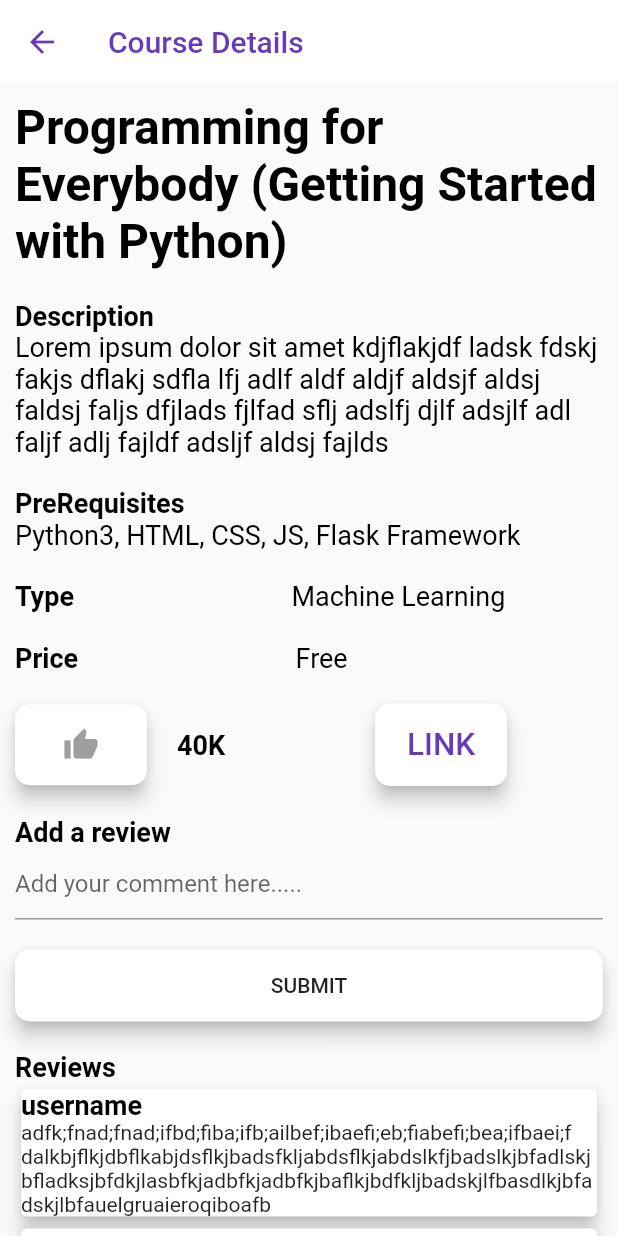
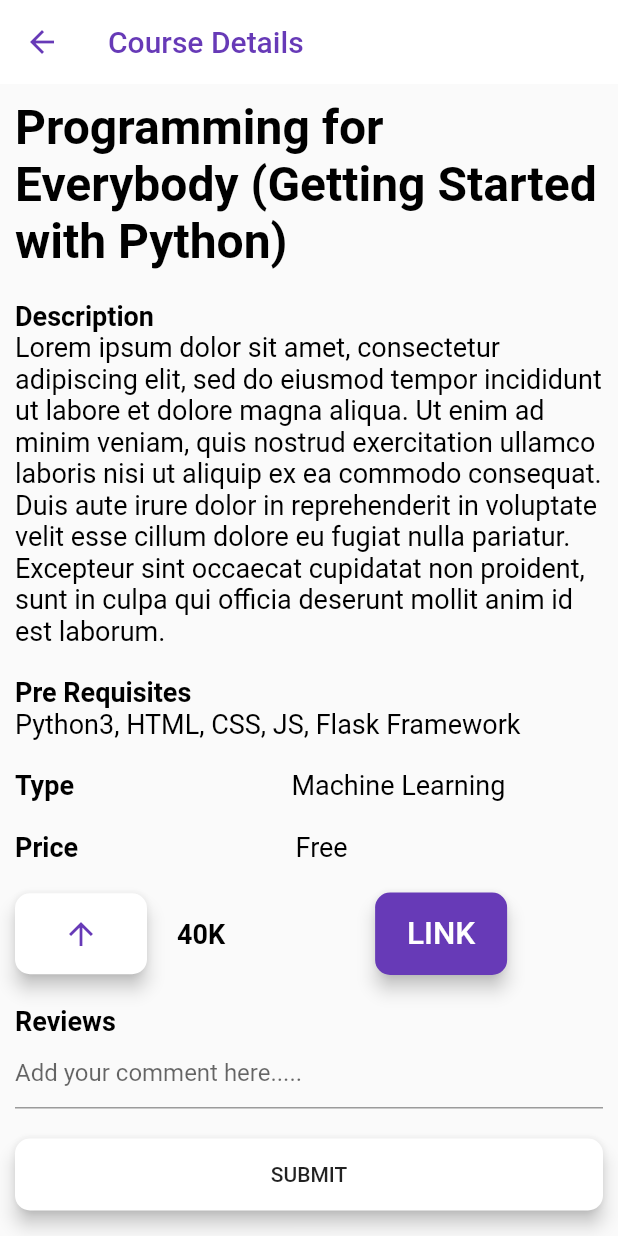
Before and after one commit to varun000999/Courser, a Flutter app: the CourseDesc screen opened directly, on a phone screen of 412 x 824 dp. Run offline on Flutter 3.47's test engine with Material 2 defaults, Android fonts, the phone set to English and light mode, and no system bars.

Commit message:
Used functions from basic UI on Course description

```diff
--- a/lib/BasicUI/basic_ui.dart
+++ b/lib/BasicUI/basic_ui.dart
@@ -3,7 +3,7 @@ import 'package:flutter/material.dart';
 // Generates a string title
 /* Used at
 Add Courses page
-
+Course Description page
 
 
 */
@@ -25,7 +25,7 @@ Widget titleGen(String title, double size, var weight, var tcolor) {
 
 // Generates a description
 /* Used at
-
+Course Description page
 
 
 
--- a/lib/course-description/course_desc.dart
+++ b/lib/course-description/course_desc.dart
@@ -1,54 +1,30 @@
 import 'package:flutter/material.dart';
+import '../BasicUI/basic_ui.dart';
 
 class CourseDesc extends StatelessWidget{
 
-  var para = 'Lorem ipsum dolor sit amet kdjflakjdf ladsk fdskj fakjs dflakj sdfla lfj adlf aldf aldjf aldsjf aldsj faldsj faljs dfjlads fjlfad sflj adslfj djlf adsjlf adl faljf adlj fajldf adsljf aldsj fajlds ';
+  var para = 'Lorem ipsum dolor sit amet, consectetur adipiscing elit, sed do eiusmod tempor incididunt ut labore et dolore magna aliqua. Ut enim ad minim veniam, quis nostrud exercitation ullamco laboris nisi ut aliquip ex ea commodo consequat. Duis aute irure dolor in reprehenderit in voluptate velit esse cillum dolore eu fugiat nulla pariatur. Excepteur sint occaecat cupidatat non proident, sunt in culpa qui officia deserunt mollit anim id est laborum.';
 
   @override
   Widget build(BuildContext context){
 
+  // App bar of Course page
   final courseDescBar = AppBar(title:Text("Course Details", style: TextStyle(color: Colors.deepPurple),),
-  backgroundColor: Colors.white,elevation: 0.0, leading: Icon(Icons.arrow_back, color: Colors.deepPurple,),);
+  backgroundColor: Colors.white,elevation: 0.0, leading: IconButton(icon:Icon(Icons.arrow_back, color: Colors.deepPurple,), onPressed: (){},) );
 
-  Widget titleGen(String title){
-    return Align(
-      alignment: Alignment.centerLeft,
-      child: Container(
-        child: Text(
-          title,
-          style: TextStyle(color: Colors.black, fontFamily: "Roboto", fontSize: 18.0, fontWeight: FontWeight.bold),
-        ),
-      ),
-    );
-  }
+  // Heading of Course
+  final courseHeading =  titleGen('Programming for Everybody (Getting Started with Python)', 32.0, FontWeight.bold, Colors.black);
 
-  Widget valueGen(String value){
-    return Align(
-      alignment: Alignment.centerLeft,
-      child: Container(
-        child: Text(
-          value,
-          style: TextStyle(color: Colors.black, fontFamily: "Roboto", fontSize: 18.0, fontWeight: FontWeight.w400),
-        ),
-      ),
-    );
-  }
-
-  final courseHeading =  Align(
-      alignment: Alignment.topCenter,
-      child: Container(
-        child: Text(
-          "Programming for Everybody (Getting Started with Python)",
-          style: TextStyle(color: Colors.black, fontFamily: "Roboto", fontSize: 32.0, fontWeight: FontWeight.bold),
-        ),
-      ),
-    );
-
-  // Return a picture according to type of course
+  // TODO: Return a picture according to type of course
   final courseImage = 0;
 
+  // Pre Requisites
+  final preReqText = titleGen("Pre Requisites", 18.0, FontWeight.bold, Colors.black);
+
+  final preReqValue = valueGen("Python3, HTML, CSS, JS, Flask Framework");
+
   // Type of Course
-  final typeText = titleGen("Type");
+  final typeText = titleGen("Type", 18.0, FontWeight.bold, Colors.black);
 
   final typeTextValue = valueGen("Machine Learning");
 
@@ -59,7 +35,7 @@ class CourseDesc extends StatelessWidget{
   ],);
 
   // Price of course
-  final priceText = titleGen("Price");
+  final priceText = titleGen("Price", 18.0, FontWeight.bold, Colors.black);
 
   final priceTextValue = valueGen("Free");
 
@@ -69,22 +45,17 @@ class CourseDesc extends StatelessWidget{
     priceTextValue
   ],);
 
-  // Pre Requisites
-  // Price of course
-  final preReqText = titleGen("PreRequisites");
-
-  final preReqValue = valueGen("Python3, HTML, CSS, JS, Flask Framework");
 
    final linkButton = Material(
       elevation: 5.0,
       borderRadius: BorderRadius.circular(10.0),
-      color: Colors.white,
+      color: Colors.deepPurple,
       child: MaterialButton(
         padding: EdgeInsets.fromLTRB(20.0, 15.0, 20.0, 15.0),
         onPressed: () {},
         child: Text("LINK",
             textAlign: TextAlign.center,
-            style: TextStyle(fontSize: 21.0,color: Colors.deepPurple)),
+            style: TextStyle(fontSize: 21.0,color: Colors.white)),
       ),
     );
 
@@ -95,17 +66,17 @@ class CourseDesc extends StatelessWidget{
       child: MaterialButton(
         padding: EdgeInsets.fromLTRB(20.0, 15.0, 20.0, 15.0),
         onPressed: () {},
-        child: Icon(Icons.thumb_up, color: Colors.grey,)
+        child: Icon(Icons.arrow_upward, color: Colors.deepPurple,)
       ),
     );
 
   final linkAndUpvote = Row(children: <Widget>[
-    likeButton,  SizedBox(width: 20.0,),titleGen("40K"), SizedBox(width: 100.0,),linkButton
+    likeButton,  SizedBox(width: 20.0,),titleGen("40K", 18.0, FontWeight.bold, Colors.black), SizedBox(width: 100.0,),linkButton
 
   ],);
 
   // Reviews
-  final reviewText = titleGen("Add a review");
+  final reviewText = titleGen("Reviews", 18.0, FontWeight.bold, Colors.black);
 
   final reviewBox = TextField(decoration: InputDecoration(hintText:"Add your comment here....."));
 
@@ -121,21 +92,22 @@ class CourseDesc extends StatelessWidget{
       ),
     );
 
-  final reviewContainer = new SizedBox(height: 1000.0, child: ListView.builder(itemCount:5, itemBuilder:(BuildContext context, index){ return Card(elevation: 5.0, child: Column(children: <Widget>[
-    titleGen("username"),
-    Text("adfk;fnad;fnad;ifbd;fiba;ifb;ailbef;ibaefi;eb;fiabefi;bea;ifbaei;f dalkbjflkjdbflkabjdsflkjbadsfkljabdsflkjabdslkfjbadslkjbfadlskjbfladksjbfdkjlasbfkjadbfkjadbfkjbaflkjbdfkljbadskjlfbasdlkjbfadskjlbfauelgruaieroqiboafb")
-  ],),);}));
+  final reviewContainer = new SizedBox(height: 100.0, child: ListView.builder(itemCount:5, itemBuilder:(BuildContext context, index){ return Padding( padding: EdgeInsets.only(top: 20.0), child:Card(elevation: 5.0, child: Column(children: <Widget>[
+    titleGen("Username", 12.0, FontWeight.bold, Colors.deepPurple),
+    Text("Lorem ipsum dolor sit amet, consectetur adipiscing elit, sed do eiusmod tempor incididunt ut labore et dolore magna aliqua. ")
+  ],),));}));
 
   final spacerCourseDesc = SizedBox(height: 20.0,);
 
   return Scaffold(
     appBar : courseDescBar,
-    body: SingleChildScrollView(child:Padding(
+    body: SingleChildScrollView(
+    child:Padding(
     padding: EdgeInsets.all(10.0),
     child:Column(children: <Widget>[
     courseHeading,
     spacerCourseDesc,
-    titleGen("Description"),
+    titleGen("Description", 18.0, FontWeight.bold, Colors.black),
     valueGen(para),
     spacerCourseDesc,
     preReqText,
@@ -152,7 +124,7 @@ class CourseDesc extends StatelessWidget{
     spacerCourseDesc,
     reviewSubButton,
     spacerCourseDesc,
-    titleGen("Reviews"),
+    titleGen("Reviews", 18.0, FontWeight.bold, Colors.black),
     reviewContainer
   ],),
   )));
```
